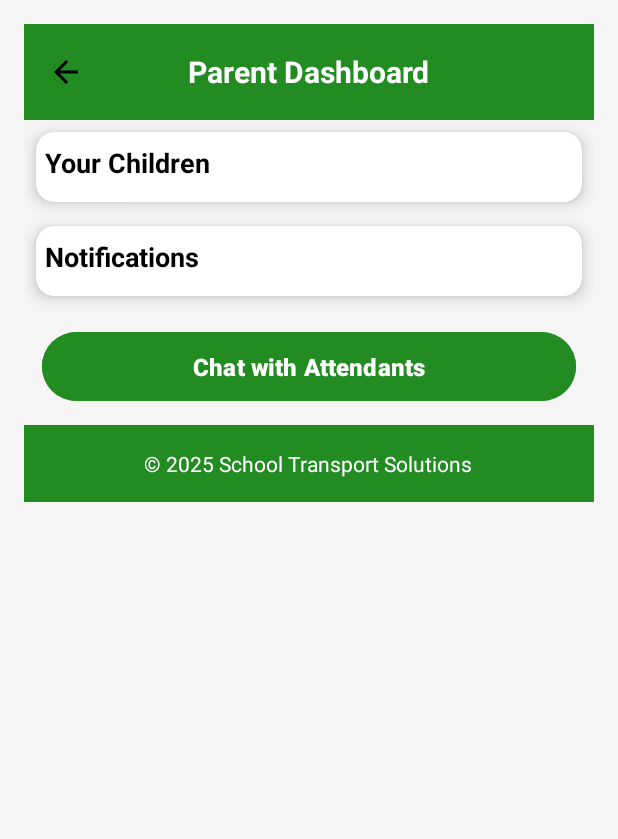
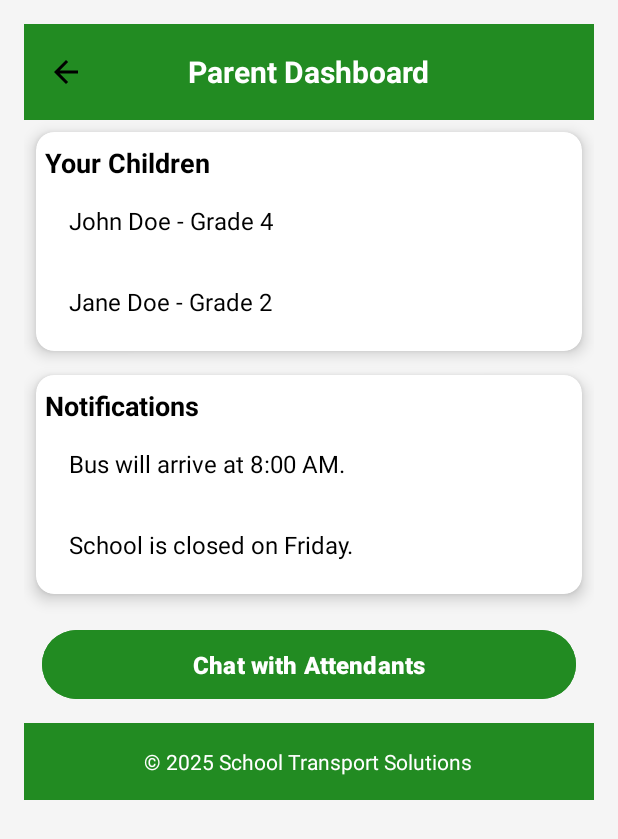
Before and after one commit to mnyando/Transport-App, an Android app: the ParentLanding screen opened directly, with no data from a screen before it, on a phone screen of 412 x 824 dp. Shown: the top 839 px of the screen. Run offline under Robolectric (Android 15) with nearby library versions, the light colour scheme and no system bars; 1 statement that could not run was skipped.

Commit message:
Add functionality to the landing pages

```diff
--- /dev/null
+++ b/app/src/main/java/com/example/transportapp/ChildAdapter.java
@@ -0,0 +1,47 @@
+package com.example.transportapp;
+
+import android.view.LayoutInflater;
+import android.view.View;
+import android.view.ViewGroup;
+import android.widget.TextView;
+
+import androidx.annotation.NonNull;
+import androidx.recyclerview.widget.RecyclerView;
+
+import java.util.ArrayList;
+
+public class ChildAdapter extends RecyclerView.Adapter<ChildAdapter.ViewHolder> {
+
+    private ArrayList<String> childList;
+
+    public ChildAdapter(ArrayList<String> childList) {
+        this.childList = childList;
+    }
+
+    @NonNull
+    @Override
+    public ViewHolder onCreateViewHolder(@NonNull ViewGroup parent, int viewType) {
+        View view = LayoutInflater.from(parent.getContext()).inflate(R.layout.child_item, parent, false);
+        return new ViewHolder(view);
+    }
+
+    @Override
+    public void onBindViewHolder(@NonNull ViewHolder holder, int position) {
+        String child = childList.get(position);
+        holder.childTextView.setText(child);
+    }
+
+    @Override
+    public int getItemCount() {
+        return childList.size();
+    }
+
+    public static class ViewHolder extends RecyclerView.ViewHolder {
+        TextView childTextView;
+
+        public ViewHolder(@NonNull View itemView) {
+            super(itemView);
+            childTextView = itemView.findViewById(R.id.childTextView);
+        }
+    }
+}
--- a/app/src/main/java/com/example/transportapp/DriverLanding.java
+++ b/app/src/main/java/com/example/transportapp/DriverLanding.java
@@ -1,24 +1,45 @@
 package com.example.transportapp;
 
 import android.os.Bundle;
+import android.view.View;
+import android.widget.Button;
+import android.widget.Toast;
 
-import androidx.activity.EdgeToEdge;
 import androidx.appcompat.app.AppCompatActivity;
-import androidx.core.graphics.Insets;
-import androidx.core.view.ViewCompat;
-import androidx.core.view.WindowInsetsCompat;
+import androidx.recyclerview.widget.RecyclerView;
 
 public class DriverLanding extends AppCompatActivity {
+
+    private RecyclerView tripRecyclerView;
+    private RecyclerView notificationRecyclerView;
+    private Button chatButton;
 
     @Override
     protected void onCreate(Bundle savedInstanceState) {
         super.onCreate(savedInstanceState);
-        EdgeToEdge.enable(this);
         setContentView(R.layout.activity_driver_landing);
-        ViewCompat.setOnApplyWindowInsetsListener(findViewById(R.id.main), (v, insets) -> {
-            Insets systemBars = insets.getInsets(WindowInsetsCompat.Type.systemBars());
-            v.setPadding(systemBars.left, systemBars.top, systemBars.right, systemBars.bottom);
-            return insets;
+
+        // Initialize views
+        tripRecyclerView = findViewById(R.id.tripRecyclerView);
+        notificationRecyclerView = findViewById(R.id.notificationRecyclerView);
+        chatButton = findViewById(R.id.chatButton);
+
+        // Set up RecyclerView (Assuming you have an adapter and data, this is a placeholder)
+        setupRecyclerViews();
+
+        // Set OnClickListener for the Chat Button
+        chatButton.setOnClickListener(new View.OnClickListener() {
+            @Override
+            public void onClick(View v) {
+                Toast.makeText(DriverLanding.this, "Chat with Parents clicked!", Toast.LENGTH_SHORT).show();
+                // Add code to open the chat activity
+            }
         });
     }
+
+    private void setupRecyclerViews() {
+        // TODO: Set up adapters and data for the RecyclerViews
+        // Example: tripRecyclerView.setAdapter(new TripAdapter(data));
+        // You will need to implement adapters to manage the data in these RecyclerViews
+    }
 }
--- /dev/null
+++ b/app/src/main/java/com/example/transportapp/NotificationAdapter.java
@@ -0,0 +1,47 @@
+package com.example.transportapp;
+
+import android.view.LayoutInflater;
+import android.view.View;
+import android.view.ViewGroup;
+import android.widget.TextView;
+
+import androidx.annotation.NonNull;
+import androidx.recyclerview.widget.RecyclerView;
+
+import java.util.ArrayList;
+
+public class NotificationAdapter extends RecyclerView.Adapter<NotificationAdapter.ViewHolder> {
+
+    private ArrayList<String> notificationList;
+
+    public NotificationAdapter(ArrayList<String> notificationList) {
+        this.notificationList = notificationList;
+    }
+
+    @NonNull
+    @Override
+    public ViewHolder onCreateViewHolder(@NonNull ViewGroup parent, int viewType) {
+        View view = LayoutInflater.from(parent.getContext()).inflate(R.layout.notification_item, parent, false);
+        return new ViewHolder(view);
+    }
+
+    @Override
+    public void onBindViewHolder(@NonNull ViewHolder holder, int position) {
+        String notification = notificationList.get(position);
+        holder.notificationTextView.setText(notification);
+    }
+
+    @Override
+    public int getItemCount() {
+        return notificationList.size();
+    }
+
+    public static class ViewHolder extends RecyclerView.ViewHolder {
+        TextView notificationTextView;
+
+        public ViewHolder(@NonNull View itemView) {
+            super(itemView);
+            notificationTextView = itemView.findViewById(R.id.notificationTextView);
+        }
+    }
+}
--- a/app/src/main/java/com/example/transportapp/ParentLanding.java
+++ b/app/src/main/java/com/example/transportapp/ParentLanding.java
@@ -1,24 +1,76 @@
 package com.example.transportapp;
 
+import android.content.Intent;
 import android.os.Bundle;
+import android.view.View;
+import android.widget.Button;
 
-import androidx.activity.EdgeToEdge;
 import androidx.appcompat.app.AppCompatActivity;
-import androidx.core.graphics.Insets;
-import androidx.core.view.ViewCompat;
-import androidx.core.view.WindowInsetsCompat;
+import androidx.recyclerview.widget.LinearLayoutManager;
+import androidx.recyclerview.widget.RecyclerView;
+
+import java.util.ArrayList;
 
 public class ParentLanding extends AppCompatActivity {
+
+    private RecyclerView childRecyclerView;
+    private RecyclerView notificationRecyclerView;
+    private Button chatButton;
+    private ArrayList<String> childList;
+    private ArrayList<String> notificationList;
+    private ChildAdapter childAdapter;
+    private NotificationAdapter notificationAdapter;
 
     @Override
     protected void onCreate(Bundle savedInstanceState) {
         super.onCreate(savedInstanceState);
-        EdgeToEdge.enable(this);
         setContentView(R.layout.activity_parent_landing);
-        ViewCompat.setOnApplyWindowInsetsListener(findViewById(R.id.main), (v, insets) -> {
-            Insets systemBars = insets.getInsets(WindowInsetsCompat.Type.systemBars());
-            v.setPadding(systemBars.left, systemBars.top, systemBars.right, systemBars.bottom);
-            return insets;
+
+        // Initialize RecyclerViews and Button
+        childRecyclerView = findViewById(R.id.childRecyclerView);
+        notificationRecyclerView = findViewById(R.id.notificationRecyclerView);
+        chatButton = findViewById(R.id.chatButton);
+
+        // Initialize child and notification data
+        childList = new ArrayList<>();
+        notificationList = new ArrayList<>();
+
+        // Sample data for children and notifications
+        loadSampleData();
+
+        // Set up the RecyclerViews with adapters
+        setupRecyclerViews();
+
+        // Set up chat button click listener
+        chatButton.setOnClickListener(new View.OnClickListener() {
+            @Override
+            public void onClick(View view) {
+                // Navigate to chat activity
+                Intent intent = new Intent(ParentLanding.this, ChatActivity.class);
+                startActivity(intent);
+            }
         });
     }
+
+    private void loadSampleData() {
+        // Add sample children data
+        childList.add("John Doe - Grade 4");
+        childList.add("Jane Doe - Grade 2");
+
+        // Add sample notifications data
+        notificationList.add("Bus will arrive at 8:00 AM.");
+        notificationList.add("School is closed on Friday.");
+    }
+
+    private void setupRecyclerViews() {
+        // Set up child RecyclerView
+        childRecyclerView.setLayoutManager(new LinearLayoutManager(this));
+        childAdapter = new ChildAdapter(childList);
+        childRecyclerView.setAdapter(childAdapter);
+
+        // Set up notification RecyclerView
+        notificationRecyclerView.setLayoutManager(new LinearLayoutManager(this));
+        notificationAdapter = new NotificationAdapter(notificationList);
+        notificationRecyclerView.setAdapter(notificationAdapter);
+    }
 }
--- a/app/src/main/res/layout/activity_driver_landing.xml
+++ b/app/src/main/res/layout/activity_driver_landing.xml
@@ -1,5 +1,6 @@
 <?xml version="1.0" encoding="utf-8"?>
-<LinearLayout xmlns:android="http://schemas.android.com/apk/res/android"
+<LinearLayout
+    xmlns:android="http://schemas.android.com/apk/res/android"
     xmlns:app="http://schemas.android.com/apk/res-auto"
     android:id="@+id/main"
     android:layout_width="match_parent"
@@ -9,15 +10,9 @@
     android:padding="16dp">
 
     <!-- Navigation Bar -->
-
-    <!-- Trip Summary Section -->
-
-
-    <!-- Chat Button -->
-
     <androidx.appcompat.widget.Toolbar
         android:layout_width="374dp"
-        android:layout_height="93dp"
+        android:layout_height="77dp"
         android:background="@color/green"
         android:theme="@style/ThemeOverlay.AppCompat.Dark.ActionBar">
 
@@ -39,6 +34,7 @@
             android:textStyle="bold" />
     </androidx.appcompat.widget.Toolbar>
 
+    <!-- Trip Summary Section -->
     <androidx.cardview.widget.CardView
         android:layout_width="match_parent"
         android:layout_height="wrap_content"
@@ -71,6 +67,7 @@
             android:layout_marginBottom="6dp" />
     </androidx.cardview.widget.CardView>
 
+    <!-- Notifications Section -->
     <androidx.cardview.widget.CardView
         android:layout_width="match_parent"
         android:layout_height="wrap_content"
@@ -103,7 +100,9 @@
             android:layout_marginBottom="6dp" />
     </androidx.cardview.widget.CardView>
 
+    <!-- Chat Button -->
     <Button
+        android:id="@+id/chatButton"
     android:layout_width="match_parent"
     android:layout_height="wrap_content"
     android:text="Chat with Parents"
@@ -112,7 +111,7 @@
     android:textColor="@color/white"
     android:backgroundTint="@color/green"
     android:layout_margin="12dp"
-        android:padding="12dp"/>
+    android:padding="12dp" />
 
     <!-- Footer Section -->
     <LinearLayout
--- /dev/null
+++ b/app/src/main/res/layout/child_item.xml
@@ -0,0 +1,8 @@
+<?xml version="1.0" encoding="utf-8"?>
+<TextView xmlns:android="http://schemas.android.com/apk/res/android"
+    android:id="@+id/childTextView"
+    android:layout_width="match_parent"
+    android:layout_height="wrap_content"
+    android:padding="16dp"
+    android:textSize="16sp"
+    android:textColor="@color/black" />
--- /dev/null
+++ b/app/src/main/res/layout/notification_item.xml
@@ -0,0 +1,8 @@
+<?xml version="1.0" encoding="utf-8"?>
+<TextView xmlns:android="http://schemas.android.com/apk/res/android"
+    android:id="@+id/notificationTextView"
+    android:layout_width="match_parent"
+    android:layout_height="wrap_content"
+    android:padding="16dp"
+    android:textSize="16sp"
+    android:textColor="@color/black" />
```
Lines whose indentation alone changed are shown as unchanged.
